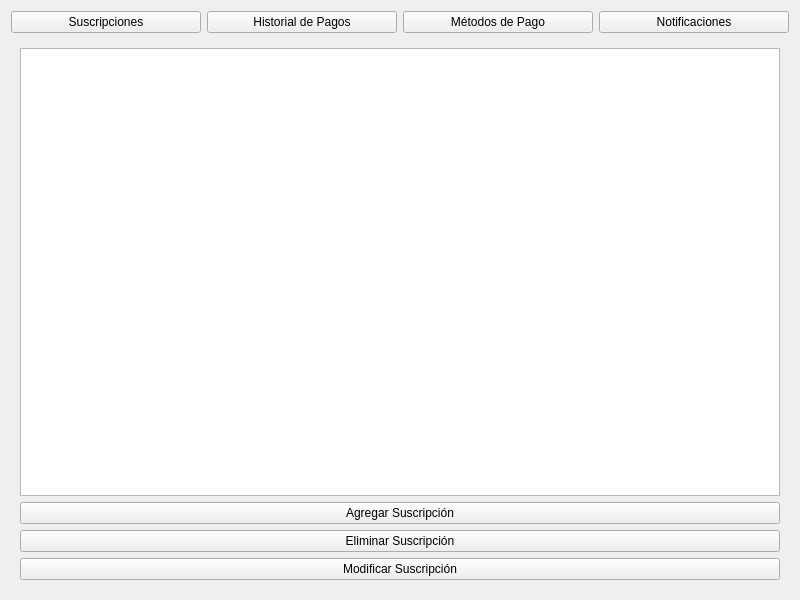
JoseManuelLuque/BillGuard, file ui/MainWindow.ui: the form before one commit.
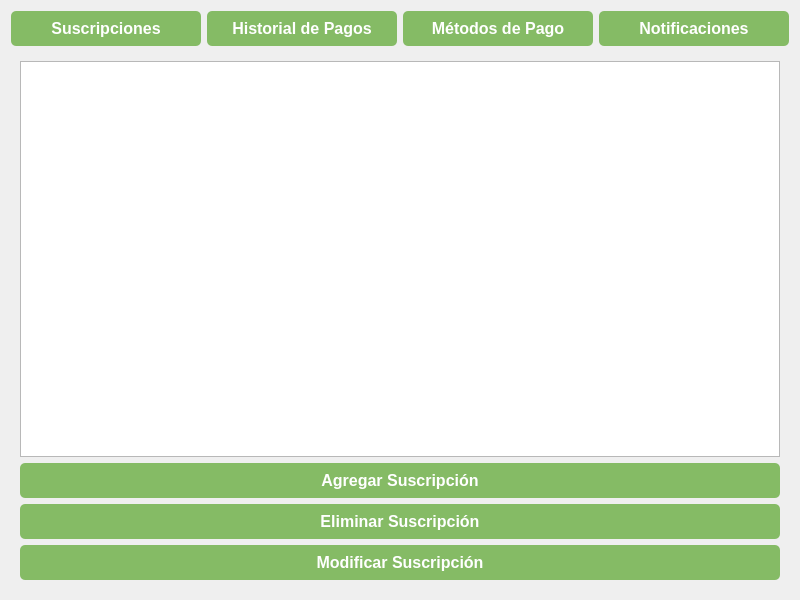
The form after the commit.

Commit message: De momento todo bien y responsive

Diff of the .ui file:
```diff
--- a/ui/MainWindow.ui
+++ b/ui/MainWindow.ui
@@ -10,9 +10,64 @@
     <height>600</height>
    </rect>
   </property>
+  <property name="minimumSize">
+   <size>
+    <width>800</width>
+    <height>600</height>
+   </size>
+  </property>
   <property name="windowTitle">
    <string>Gestor de Suscripciones</string>
   </property>
+  <property name="styleSheet">
+   <string notr="true">/* Estilo general del fondo */
+QWidget#Login {
+    background-color: #F5F5F5;
+}
+
+/* Estilo del título &quot;Iniciar Sesión&quot; */
+QLabel#Loginlabel {
+    background-color: #85BB65;
+    color: white;
+    font-size: 20px;
+    font-weight: bold;
+    border-radius: 8px;
+    padding: 8px;
+}
+
+/* Estilo de los labels */
+QLabel {
+    font-size: 14px;
+    color: #333333;
+}
+
+/* Estilo de los campos de entrada */
+QLineEdit {
+    border: 2px solid #85BB65;
+    border-radius: 5px;
+    padding: 5px;
+    font-size: 14px;
+}
+QLineEdit:focus {
+    border: 2px solid #6FA24C;
+}
+
+/* Estilo de los botones */
+QPushButton {
+    background-color: #85BB65;
+    color: white;
+    font-size: 16px;
+    font-weight: bold;
+    border-radius: 5px;
+    padding: 8px;
+}
+QPushButton:hover {
+    background-color: #6FA24C;
+}
+QPushButton:pressed {
+    background-color: #5C8E3E;
+}</string>
+  </property>
   <layout class="QVBoxLayout" name="verticalLayout">
    <item>
     <layout class="QHBoxLayout" name="horizontalLayout">
@@ -49,9 +104,6 @@
    <item>
     <widget class="QStackedWidget" name="stackedWidget">
      <widget class="QWidget" name="pageSuscripciones">
-      <attribute name="title">
-       <string>Suscripciones</string>
-      </attribute>
       <layout class="QVBoxLayout" name="verticalLayout_2">
        <item>
         <widget class="QListWidget" name="listSuscripciones"/>
@@ -79,15 +131,8 @@
        </item>
       </layout>
      </widget>
-     <widget class="QWidget" name="pageHistorialPagos">
-      <attribute name="title">
-       <string>Historial de Pagos</string>
-      </attribute>
-     </widget>
+     <widget class="QWidget" name="pageHistorialPagos"/>
      <widget class="QWidget" name="pageMetodosPago">
-      <attribute name="title">
-       <string>Métodos de Pago</string>
-      </attribute>
       <layout class="QVBoxLayout" name="verticalLayout_3">
        <item>
         <widget class="QListWidget" name="listMetodosPago"/>
@@ -108,11 +153,7 @@
        </item>
       </layout>
      </widget>
-     <widget class="QWidget" name="pageNotificaciones">
-      <attribute name="title">
-       <string>Notificaciones</string>
-      </attribute>
-     </widget>
+     <widget class="QWidget" name="pageNotificaciones"/>
     </widget>
    </item>
   </layout>
```
The commit also changes 6 other files.
